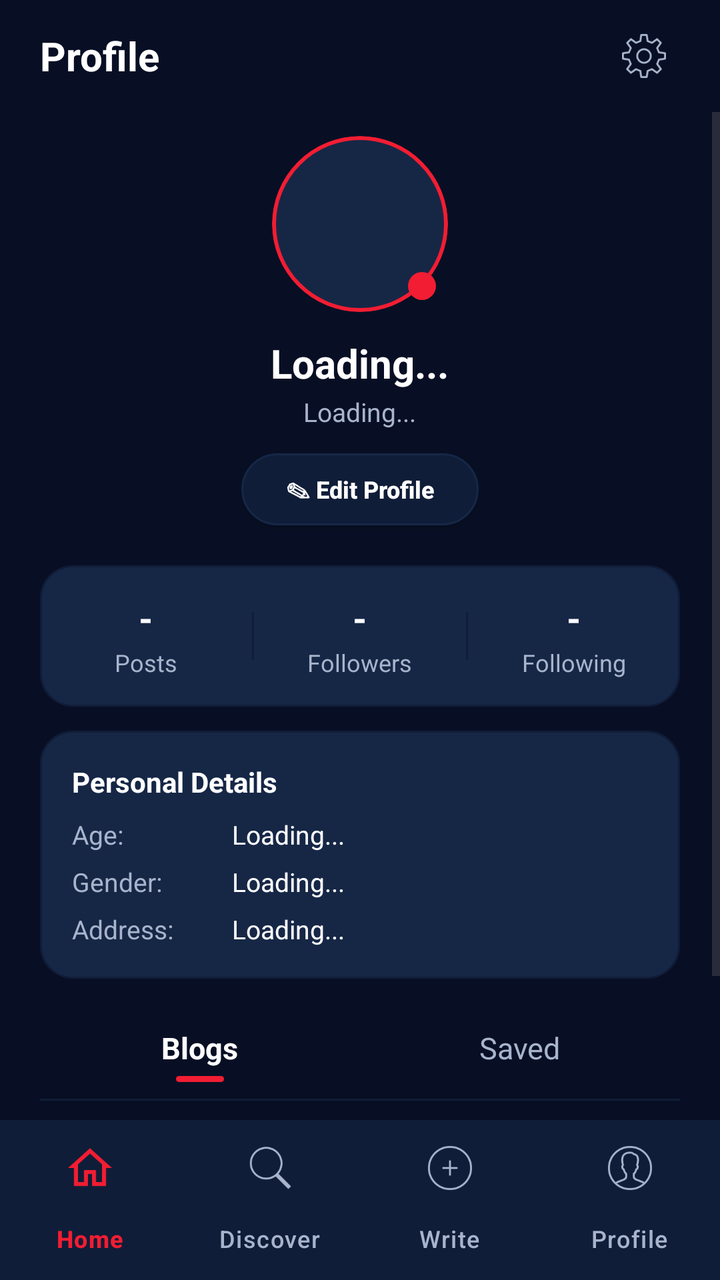
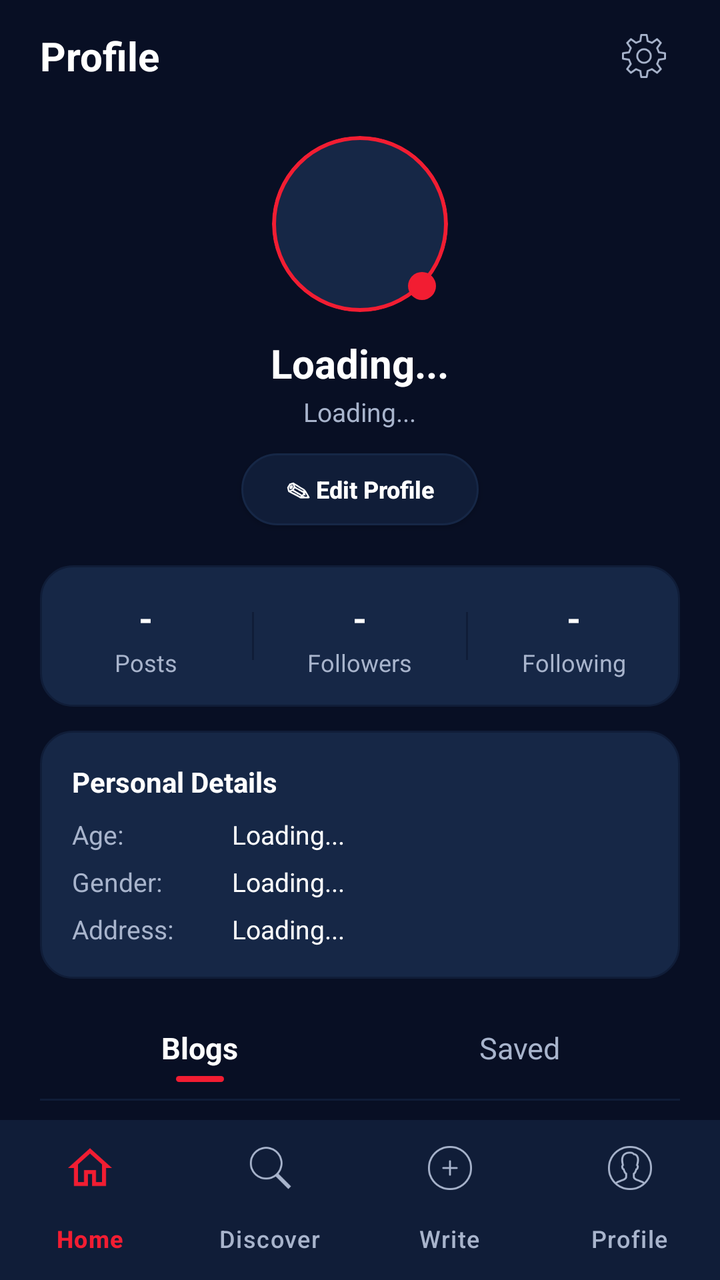

Before-and-after screenshots of an Android layout around one commit, followed by the original layout XML and the change that was made.
<!-- AndroidManifest.xml: application theme Theme.Task_3 -->
<!-- res/layout/activity_profile.xml -->
<?xml version="1.0" encoding="utf-8"?>
<androidx.constraintlayout.widget.ConstraintLayout
    xmlns:android="http://schemas.android.com/apk/res/android"
    xmlns:app="http://schemas.android.com/apk/res-auto"
    xmlns:tools="http://schemas.android.com/tools"
    android:id="@+id/main"
    android:layout_width="match_parent"
    android:layout_height="match_parent"
    android:fitsSystemWindows="true"
    android:background="@color/primary_background"
    tools:context=".profile">

    
    <LinearLayout
        android:id="@+id/topBar"
        android:layout_width="match_parent"
        android:layout_height="56dp"
        android:gravity="center_vertical"
        android:orientation="horizontal"
        android:paddingHorizontal="20dp"
        app:layout_constraintTop_toTopOf="parent">

        <TextView
            android:layout_width="0dp"
            android:layout_height="wrap_content"
            android:layout_weight="1"
            android:text="Profile"
            android:textColor="@color/primary_text"
            android:textSize="20sp"
            android:textStyle="bold" />

        <ImageView
            android:id="@+id/btnSettings"
            android:layout_width="36dp"
            android:layout_height="36dp"
            android:padding="6dp"
            android:background="?attr/selectableItemBackgroundBorderless"
            android:clickable="true"
            android:focusable="true"
            android:contentDescription="Settings and Options"
            android:src="@drawable/setting"
            app:tint="@color/secondary_text" />
    </LinearLayout>

    <ScrollView
        android:id="@+id/profileScrollView"
        android:layout_width="match_parent"
        android:layout_height="0dp"
        android:fillViewport="true"
        app:layout_constraintTop_toBottomOf="@id/topBar"
        app:layout_constraintBottom_toTopOf="@id/bottom_nav">

        <LinearLayout
            android:layout_width="match_parent"
            android:layout_height="wrap_content"
            android:gravity="center_horizontal"
            android:orientation="vertical"
            android:paddingHorizontal="20dp"
            android:paddingTop="12dp"
            android:paddingBottom="24dp">

            
            <FrameLayout
                android:layout_width="wrap_content"
                android:layout_height="wrap_content">

                <com.google.android.material.imageview.ShapeableImageView
                    android:id="@+id/profileAvatar"
                    android:layout_width="88dp"
                    android:layout_height="88dp"
                    android:scaleType="centerCrop"
                    android:background="@drawable/bg_avatar_placeholder"
                    app:shapeAppearanceOverlay="@style/ShapeAppearance.Material3.Corner.Full" />

                
                <View
                    android:layout_width="14dp"
                    android:layout_height="14dp"
                    android:layout_gravity="bottom|end"
                    android:layout_marginEnd="6dp"
                    android:layout_marginBottom="6dp"
                    android:background="@drawable/bg_primary_button" />
            </FrameLayout>

            
            <TextView
                android:id="@+id/name"
                android:layout_width="wrap_content"
                android:layout_height="wrap_content"
                android:layout_marginTop="12dp"
                android:text="Loading..."
                android:textColor="@color/primary_text"
                android:textSize="20sp"
                android:textStyle="bold" />

            
            <TextView
                android:id="@+id/tvUserHandle"
                android:layout_width="wrap_content"
                android:layout_height="wrap_content"
                android:layout_marginTop="2dp"
                android:text="Loading..."
                android:textColor="@color/secondary_text"
                android:textSize="13sp" />

            
            <androidx.appcompat.widget.AppCompatButton
                android:id="@+id/btnEditProfile"
                android:layout_width="wrap_content"
                android:layout_height="36dp"
                android:layout_marginTop="12dp"
                android:background="@drawable/bg_pill_filter_unselected"
                android:minHeight="0dp"
                android:paddingHorizontal="22dp"
                android:text="✎ Edit Profile"
                android:textAllCaps="false"
                android:textColor="@color/primary_text"
                android:textSize="12sp"
                android:textStyle="bold" />

            
            <LinearLayout
                android:layout_width="match_parent"
                android:layout_height="wrap_content"
                android:layout_marginTop="20dp"
                android:background="@drawable/bg_card_dark"
                android:gravity="center"
                android:orientation="horizontal"
                android:paddingVertical="14dp">

                
                <LinearLayout
                    android:id="@+id/layoutPosts"
                    android:layout_width="0dp"
                    android:layout_height="wrap_content"
                    android:layout_weight="1"
                    android:gravity="center"
                    android:orientation="vertical">

                    <TextView
                        android:id="@+id/tvPostsCount"
                        android:layout_width="wrap_content"
                        android:layout_height="wrap_content"
                        android:text="-"
                        android:textColor="@color/primary_text"
                        android:textSize="18sp"
                        android:textStyle="bold" />

                    <TextView
                        android:layout_width="wrap_content"
                        android:layout_height="wrap_content"
                        android:layout_marginTop="2dp"
                        android:text="Posts"
                        android:textColor="@color/secondary_text"
                        android:textSize="12sp" />
                </LinearLayout>

                <View
                    android:layout_width="1dp"
                    android:layout_height="24dp"
                    android:background="@color/secondary_background" />

                
                <LinearLayout
                    android:id="@+id/layoutFollowers"
                    android:layout_width="0dp"
                    android:layout_height="wrap_content"
                    android:layout_weight="1"
                    android:clickable="true"
                    android:focusable="true"
                    android:gravity="center"
                    android:orientation="vertical">

                    <TextView
                        android:id="@+id/tvFollowersCount"
                        android:layout_width="wrap_content"
                        android:layout_height="wrap_content"
                        android:text="-"
                        android:textColor="@color/primary_text"
                        android:textSize="18sp"
                        android:textStyle="bold" />

                    <TextView
                        android:layout_width="wrap_content"
                        android:layout_height="wrap_content"
                        android:layout_marginTop="2dp"
                        android:text="Followers"
                        android:textColor="@color/secondary_text"
                        android:textSize="12sp" />
                </LinearLayout>

                <View
                    android:layout_width="1dp"
                    android:layout_height="24dp"
                    android:background="@color/secondary_background" />

                
                <LinearLayout
                    android:id="@+id/layoutFollowing"
                    android:layout_width="0dp"
                    android:layout_height="wrap_content"
                    android:layout_weight="1"
                    android:clickable="true"
                    android:focusable="true"
                    android:gravity="center"
                    android:orientation="vertical">

                    <TextView
                        android:id="@+id/tvFollowingCount"
                        android:layout_width="wrap_content"
                        android:layout_height="wrap_content"
                        android:text="-"
                        android:textColor="@color/primary_text"
                        android:textSize="18sp"
                        android:textStyle="bold" />

                    <TextView
                        android:layout_width="wrap_content"
                        android:layout_height="wrap_content"
                        android:layout_marginTop="2dp"
                        android:text="Following"
                        android:textColor="@color/secondary_text"
                        android:textSize="12sp" />
                </LinearLayout>
            </LinearLayout>

            
            <LinearLayout
                android:id="@+id/cardFollowRequests"
                android:layout_width="match_parent"
                android:layout_height="48dp"
                android:layout_marginTop="12dp"
                android:background="@drawable/bg_card_dark"
                android:gravity="center_vertical"
                android:orientation="horizontal"
                android:paddingHorizontal="16dp"
                android:visibility="gone">

                <TextView
                    android:layout_width="wrap_content"
                    android:layout_height="wrap_content"
                    android:text="👥"
                    android:textSize="16sp" />

                <TextView
                    android:layout_width="0dp"
                    android:layout_height="wrap_content"
                    android:layout_marginStart="10dp"
                    android:layout_weight="1"
                    android:text="Follow Requests"
                    android:textColor="@color/primary_text"
                    android:textSize="13sp"
                    android:textStyle="bold" />

                <TextView
                    android:id="@+id/tvFollowRequestsBadge"
                    android:layout_width="wrap_content"
                    android:layout_height="wrap_content"
                    android:background="@drawable/bg_pill_filter_selected"
                    android:paddingHorizontal="10dp"
                    android:paddingVertical="2dp"
                    android:text="0 New"
                    android:textColor="@color/white"
                    android:textSize="11sp"
                    android:textStyle="bold" />
            </LinearLayout>

            
            <LinearLayout
                android:layout_width="match_parent"
                android:layout_height="wrap_content"
                android:layout_marginTop="12dp"
                android:background="@drawable/bg_card_dark"
                android:orientation="vertical"
                android:padding="16dp">

                <TextView
                    android:layout_width="wrap_content"
                    android:layout_height="wrap_content"
                    android:text="Personal Details"
                    android:textColor="@color/primary_text"
                    android:textSize="14sp"
                    android:textStyle="bold" />

                <LinearLayout
                    android:layout_width="match_parent"
                    android:layout_height="wrap_content"
                    android:layout_marginTop="8dp"
                    android:orientation="horizontal">

                    <TextView
                        android:layout_width="80dp"
                        android:layout_height="wrap_content"
                        android:text="Age:"
                        android:textColor="@color/secondary_text"
                        android:textSize="13sp" />

                    <TextView
                        android:id="@+id/age"
                        android:layout_width="wrap_content"
                        android:layout_height="wrap_content"
                        android:text="Loading..."
                        android:textColor="@color/primary_text"
                        android:textSize="13sp" />
                </LinearLayout>

                <LinearLayout
                    android:layout_width="match_parent"
                    android:layout_height="wrap_content"
                    android:layout_marginTop="6dp"
                    android:orientation="horizontal">

                    <TextView
                        android:layout_width="80dp"
                        android:layout_height="wrap_content"
                        android:text="Gender:"
                        android:textColor="@color/secondary_text"
                        android:textSize="13sp" />

                    <TextView
                        android:id="@+id/gender"
                        android:layout_width="wrap_content"
                        android:layout_height="wrap_content"
                        android:text="Loading..."
                        android:textColor="@color/primary_text"
                        android:textSize="13sp" />
                </LinearLayout>

                <LinearLayout
                    android:layout_width="match_parent"
                    android:layout_height="wrap_content"
                    android:layout_marginTop="6dp"
                    android:orientation="horizontal">

                    <TextView
                        android:layout_width="80dp"
                        android:layout_height="wrap_content"
                        android:text="Address:"
                        android:textColor="@color/secondary_text"
                        android:textSize="13sp" />

                    <TextView
                        android:id="@+id/address"
                        android:layout_width="wrap_content"
                        android:layout_height="wrap_content"
                        android:text="Loading..."
                        android:textColor="@color/primary_text"
                        android:textSize="13sp" />
                </LinearLayout>
            </LinearLayout>

            
            <LinearLayout
                android:layout_width="match_parent"
                android:layout_height="44dp"
                android:layout_marginTop="16dp"
                android:orientation="horizontal">

                <LinearLayout
                    android:id="@+id/tabBlogs"
                    android:layout_width="0dp"
                    android:layout_height="match_parent"
                    android:layout_weight="1"
                    android:gravity="center"
                    android:orientation="vertical">

                    <TextView
                        android:id="@+id/tvTabBlogs"
                        android:layout_width="wrap_content"
                        android:layout_height="wrap_content"
                        android:text="Blogs"
                        android:textColor="@color/primary_text"
                        android:textSize="15sp"
                        android:textStyle="bold" />

                    <View
                        android:id="@+id/indicatorBlogs"
                        android:layout_width="24dp"
                        android:layout_height="3dp"
                        android:layout_marginTop="4dp"
                        android:background="@drawable/bg_primary_button" />
                </LinearLayout>

                <LinearLayout
                    android:id="@+id/tabSaved"
                    android:layout_width="0dp"
                    android:layout_height="match_parent"
                    android:layout_weight="1"
                    android:gravity="center"
                    android:orientation="vertical">

                    <TextView
                        android:id="@+id/tvTabSaved"
                        android:layout_width="wrap_content"
                        android:layout_height="wrap_content"
                        android:text="Saved"
                        android:textColor="@color/secondary_text"
                        android:textSize="15sp" />

                    <View
                        android:id="@+id/indicatorSaved"
                        android:layout_width="24dp"
                        android:layout_height="3dp"
                        android:layout_marginTop="4dp"
                        android:background="@android:color/transparent" />
                </LinearLayout>
            </LinearLayout>

            <View
                android:layout_width="match_parent"
                android:layout_height="1dp"
                android:background="@color/secondary_background" />

            
            <androidx.recyclerview.widget.RecyclerView
                android:id="@+id/rvProfileBlogs"
                android:layout_width="match_parent"
                android:layout_height="wrap_content"
                android:layout_marginTop="12dp"
                android:nestedScrollingEnabled="false" />

            <TextView
                android:id="@+id/tvNoPosts"
                android:layout_width="wrap_content"
                android:layout_height="wrap_content"
                android:paddingVertical="20dp"
                android:text="No posts published yet"
                android:textColor="@color/secondary_text"
                android:textSize="13sp" />

        </LinearLayout>
    </ScrollView>

    
    <com.google.android.material.bottomnavigation.BottomNavigationView
        android:id="@+id/bottom_nav"
        android:layout_width="match_parent"
        android:layout_height="wrap_content"
        android:background="@color/secondary_background"
        app:elevation="12dp"
        app:itemIconTint="@color/nav_item_color"
        app:itemTextColor="@color/nav_item_color"
        app:labelVisibilityMode="labeled"
        app:menu="@menu/bottom_nav_menu"
        app:layout_constraintBottom_toBottomOf="parent" />

</androidx.constraintlayout.widget.ConstraintLayout>
<!-- resources referenced by this layout -->
<resources>
  <color name="primary_background">#080F24</color>
  <color name="primary_text">#FFFFFF</color>
  <color name="secondary_background">#101D38</color>
  <color name="secondary_text">#A8B4CC</color>
  <color name="white">#FFFFFF</color>
  <!-- drawable bg_avatar_placeholder (drawable) -->
  <?xml version="1.0" encoding="utf-8"?>
  <shape xmlns:android="http://schemas.android.com/apk/res/android"
      android:shape="oval">
      <solid android:color="@color/card_surface" />
      <stroke
          android:width="2dp"
          android:color="@color/primary_red" />
  </shape>
  <!-- drawable bg_card_dark (drawable) -->
  <?xml version="1.0" encoding="utf-8"?>
  <shape xmlns:android="http://schemas.android.com/apk/res/android"
      android:shape="rectangle">
      <solid android:color="@color/card_surface" />
      <stroke
          android:width="1dp"
          android:color="@color/secondary_background" />
      <corners android:radius="16dp" />
  </shape>
  <!-- drawable bg_pill_filter_selected (drawable) -->
  <?xml version="1.0" encoding="utf-8"?>
  <shape xmlns:android="http://schemas.android.com/apk/res/android"
      android:shape="rectangle">
      <solid android:color="@color/primary_red" />
      <corners android:radius="20dp" />
  </shape>
  <!-- drawable bg_pill_filter_unselected (drawable) -->
  <?xml version="1.0" encoding="utf-8"?>
  <shape xmlns:android="http://schemas.android.com/apk/res/android"
      android:shape="rectangle">
      <solid android:color="@color/secondary_background" />
      <stroke
          android:width="1dp"
          android:color="@color/card_surface" />
      <corners android:radius="20dp" />
  </shape>
  <!-- drawable bg_primary_button (drawable) -->
  <?xml version="1.0" encoding="utf-8"?>
  <shape xmlns:android="http://schemas.android.com/apk/res/android"
      android:shape="rectangle">
      <solid android:color="@color/primary_red" />
      <corners android:radius="26dp" />
  </shape>
  <!-- drawable setting: png bitmap (drawable, 3034 bytes) -->
  <style name="Theme.Task_3" parent="Base.Theme.Task_3" />
  <color name="card_surface">#162746</color>
  <color name="primary_red">#F21D32</color>
  <style name="Base.Theme.Task_3" parent="Theme.Material3.DayNight.NoActionBar">
          <item name="colorPrimary">@color/primary_red</item>
          <item name="colorPrimaryVariant">@color/secondary_background</item>
          <item name="colorSecondary">@color/primary_red</item>
          <item name="android:statusBarColor">@color/primary_background</item>
          <item name="android:windowBackground">@color/primary_background</item>
          <item name="android:navigationBarColor">@color/secondary_background</item>
      </style>
</resources>

<!-- the commit's change to res/layout/activity_profile.xml (unified diff, before → after) -->
@@ -42,7 +42,7 @@
             app:tint="@color/secondary_text" />
     </LinearLayout>
 
-    <ScrollView
+    <androidx.core.widget.NestedScrollView
         android:id="@+id/profileScrollView"
         android:layout_width="match_parent"
         android:layout_height="0dp"
@@ -53,11 +53,12 @@
         <LinearLayout
             android:layout_width="match_parent"
             android:layout_height="wrap_content"
+            android:clipToPadding="false"
             android:gravity="center_horizontal"
             android:orientation="vertical"
             android:paddingHorizontal="20dp"
             android:paddingTop="12dp"
-            android:paddingBottom="24dp">
+            android:paddingBottom="64dp">
 
             
             <FrameLayout
@@ -417,7 +418,8 @@
                 android:layout_width="match_parent"
                 android:layout_height="wrap_content"
                 android:layout_marginTop="12dp"
-                android:nestedScrollingEnabled="false" />
+                android:nestedScrollingEnabled="false"
+                android:overScrollMode="never" />
 
             <TextView
                 android:id="@+id/tvNoPosts"
@@ -429,7 +431,7 @@
                 android:textSize="13sp" />
 
         </LinearLayout>
-    </ScrollView>
+    </androidx.core.widget.NestedScrollView>
 
     
     <com.google.android.material.bottomnavigation.BottomNavigationView
